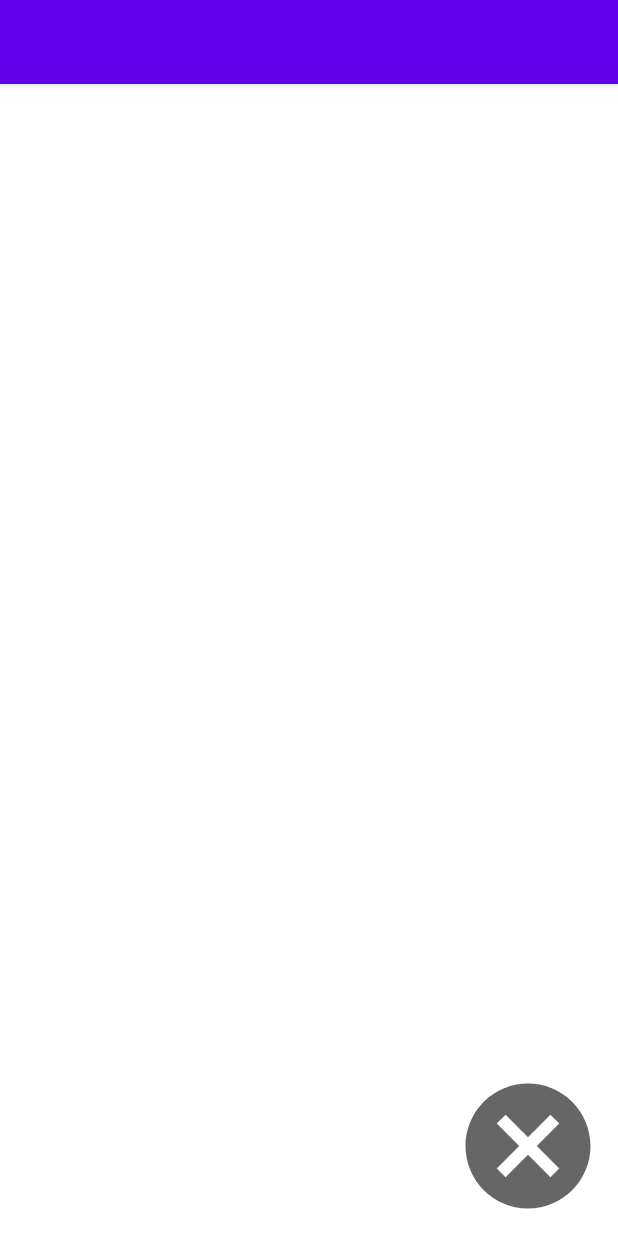
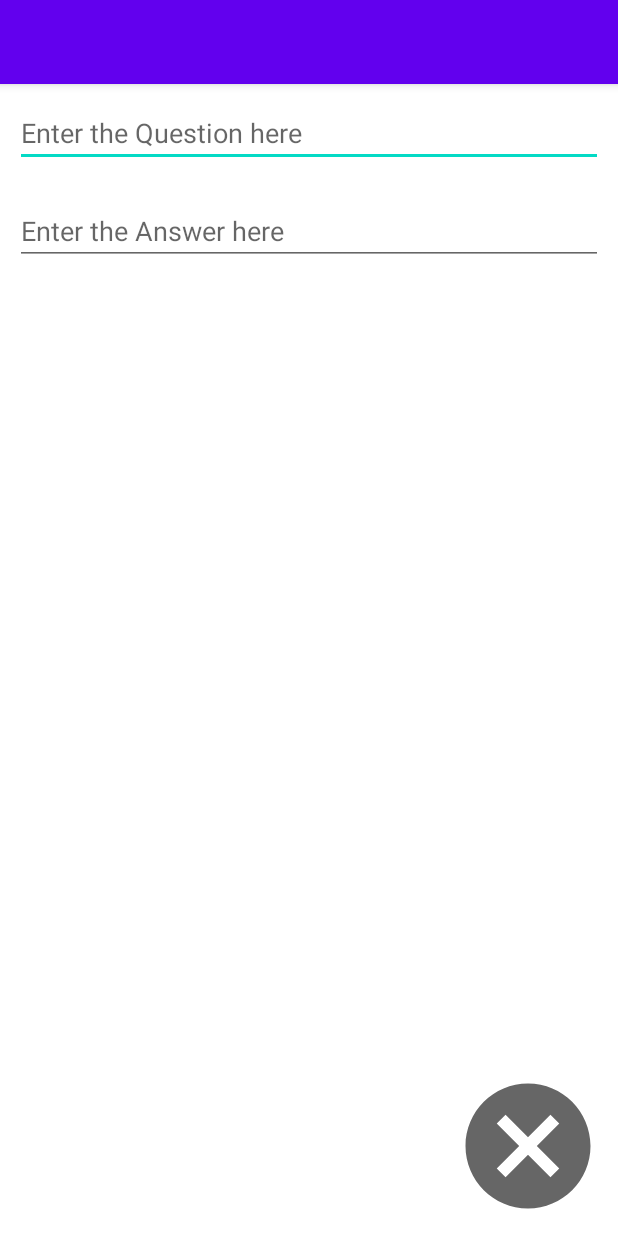
Before and after one commit to truongductri01/Android_FlashCard, an Android app: the AddCardActivity screen opened directly, with no data from a screen before it, on a phone screen of 412 x 824 dp. Run offline under Robolectric (Android 15) with nearby library versions, the phone set to English and light mode, and no system bars.

Commit message:
Add EditText Views for Question and Answer of a new flashCard

```diff
--- a/app/src/main/res/layout/activity_add_card.xml
+++ b/app/src/main/res/layout/activity_add_card.xml
@@ -15,4 +15,23 @@
         android:layout_marginEnd="10dp"
         android:layout_marginBottom="10dp"
         app:srcCompat="@drawable/cancel_btn" />
+
+    <EditText
+        android:id="@+id/questionEditText"
+        android:layout_width="match_parent"
+        android:layout_height="wrap_content"
+        android:ems="10"
+        android:inputType="textPersonName"
+        android:layout_margin="10dp"
+        android:hint="Enter the Question here"/>
+
+    <EditText
+        android:id="@+id/answerEditText"
+        android:layout_width="match_parent"
+        android:layout_height="wrap_content"
+        android:ems="10"
+        android:inputType="textPersonName"
+        android:layout_margin="10dp"
+        android:layout_below="@id/questionEditText"
+        android:hint="Enter the Answer here" />
 </RelativeLayout>
```
